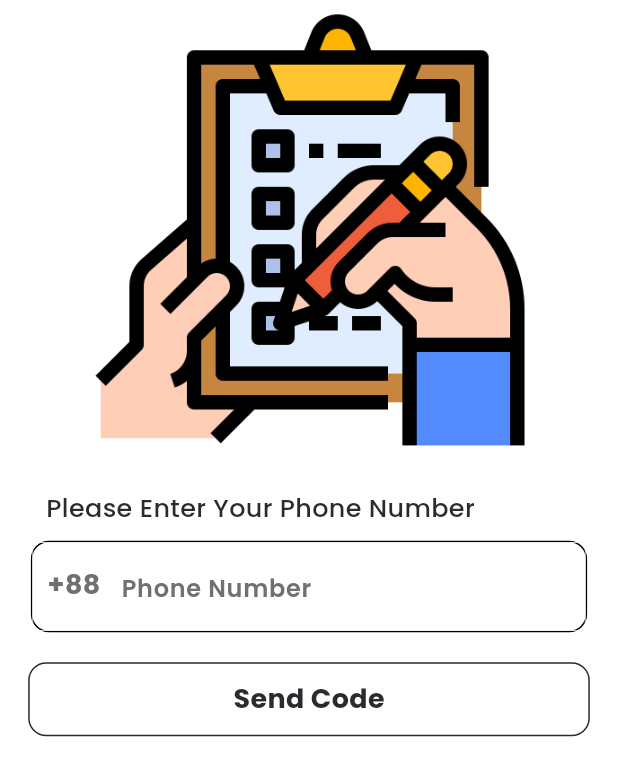
After one commit to firose-munna/Three65Days, a Flutter app: the LoginPage screen opened directly, on a phone screen of 412 x 824 dp. The commit adds this screen. Shown: the top 776 px of the screen. Run offline on Flutter 3.47's test engine with Material 2 defaults, Android fonts, the phone set to English and light mode, and no system bars; our stand-ins replace flutter_screenutil, flutter_vector_icons, google_fonts, hooks_riverpod, pinput, smooth_page_indicator.

Commit message:
Update Day 2

```diff
--- a/lib/common/utils/AppConst.dart
+++ b/lib/common/utils/AppConst.dart
@@ -18,5 +18,6 @@ class AppConst{
 
   static double kHeight = 825.h;
   static double kWidth = 375.w;
+  static double kRadius = 12.h;
 
 }
--- /dev/null
+++ b/lib/common/widgets/CustomOutlineButton.dart
@@ -0,0 +1,33 @@
+import 'package:flutter/material.dart';
+import 'package:three65days/common/widgets/AppStyle.dart';
+import 'package:three65days/common/widgets/ReuseableText.dart';
+
+class CustomOutlineButton extends StatelessWidget {
+  const CustomOutlineButton({super.key, this.onTap, required this.width, required this.height, this.color2, required this.color, required this.text});
+
+  final void Function()? onTap;
+  final double width;
+  final double height;
+  final Color? color2;
+  final Color color;
+  final String text;
+
+  @override
+  Widget build(BuildContext context) {
+    return GestureDetector(
+      onTap: onTap,
+      child: Container(
+        height: height,
+        width: width,
+        decoration: BoxDecoration(
+          color: color2,
+          borderRadius: const BorderRadius.all(Radius.circular(12)),
+          border: Border.all(color: color, width: 1)
+        ),
+        child: Center(
+          child: ReusableText(text: text, style: AppStyle(18, color, FontWeight.bold),),
+        ),
+      ),
+    );
+  }
+}
--- /dev/null
+++ b/lib/common/widgets/CustomTextField.dart
@@ -0,0 +1,61 @@
+import 'package:flutter/material.dart';
+import 'package:three65days/common/utils/AppConst.dart';
+import 'package:three65days/common/widgets/AppStyle.dart';
+
+class CustomTextField extends StatelessWidget {
+  const CustomTextField(
+      {super.key,
+      this.keyboardType,
+      required this.hintText,
+      this.suffixIcon,
+      this.prefixIcon,
+      this.hintStyle,
+      required this.controller,
+      this.onChanged});
+
+  final TextInputType? keyboardType;
+  final String hintText;
+  final Widget? suffixIcon;
+  final Widget? prefixIcon;
+  final TextStyle? hintStyle;
+  final TextEditingController controller;
+  final void Function(String)? onChanged;
+
+  @override
+  Widget build(BuildContext context) {
+    return Container(
+      width: AppConst.kWidth * 0.9,
+      decoration: BoxDecoration(
+        //color: AppConst.kBlueLight,
+        border: Border.all(),
+          borderRadius: BorderRadius.all(Radius.circular(AppConst.kRadius)),
+      ),
+      child: TextFormField(
+        keyboardType: keyboardType,
+        controller: controller,
+        cursorHeight: 25,
+        onChanged: onChanged,
+        style: AppStyle(18, AppConst.kBkDark, FontWeight.w700),
+        decoration: InputDecoration(
+          hintText: hintText,
+          suffixIcon: suffixIcon,
+          prefixIcon: prefixIcon,
+          suffixIconColor: AppConst.kBkDark,
+          hintStyle: hintStyle,
+          focusedBorder: const OutlineInputBorder(
+              borderRadius: BorderRadius.zero,
+              borderSide: BorderSide(color: Colors.transparent, width: 0.5)),
+          focusedErrorBorder: const OutlineInputBorder(
+              borderRadius: BorderRadius.zero,
+              borderSide: BorderSide(color: AppConst.kRed, width: 0.5)),
+          disabledBorder: const OutlineInputBorder(
+              borderRadius: BorderRadius.zero,
+              borderSide: BorderSide(color: AppConst.kGreyDk, width: 0.5)),
+          enabledBorder: const OutlineInputBorder(
+              borderRadius: BorderRadius.zero,
+              borderSide: BorderSide(color: AppConst.kLight, width: 0.5)),
+        ),
+      ),
+    );
+  }
+}
--- a/lib/common/widgets/HeightSpacer.dart
+++ b/lib/common/widgets/HeightSpacer.dart
@@ -1,4 +1,5 @@
 import 'package:flutter/material.dart';
+import 'package:flutter_screenutil/flutter_screenutil.dart';
 
 class HeightSpacer extends StatelessWidget {
   const HeightSpacer({super.key, required this.height});
@@ -8,7 +9,7 @@ class HeightSpacer extends StatelessWidget {
   @override
   Widget build(BuildContext context) {
     return SizedBox(
-      height: height,
+      height: height.h,
     );
   }
 }
--- /dev/null
+++ b/lib/features/auth/pages/LoginPage.dart
@@ -0,0 +1,121 @@
+//import 'package:country_picker/country_picker.dart';
+import 'package:flutter/material.dart';
+import 'package:flutter_screenutil/flutter_screenutil.dart';
+import 'package:hooks_riverpod/hooks_riverpod.dart';
+import 'package:three65days/common/utils/AppConst.dart';
+import 'package:three65days/common/widgets/AppStyle.dart';
+import 'package:three65days/common/widgets/CustomOutlineButton.dart';
+import 'package:three65days/common/widgets/CustomTextField.dart';
+import 'package:three65days/common/widgets/HeightSpacer.dart';
+import 'package:three65days/common/widgets/ReuseableText.dart';
+import 'package:three65days/features/auth/pages/OtpPage.dart';
+
+class LoginPage extends ConsumerStatefulWidget {
+  const LoginPage({super.key});
+
+  @override
+  ConsumerState<ConsumerStatefulWidget> createState() => _LoginPageState();
+}
+
+class _LoginPageState extends ConsumerState<LoginPage> {
+  final TextEditingController phoneController = TextEditingController();
+
+  // Country country = Country(
+  //     phoneCode: '88',
+  //     countryCode: "BD",
+  //     e164Sc: 0,
+  //     geographic: true,
+  //     level: 1,
+  //     name: "BD",
+  //     example: "BD",
+  //     displayName: "Bangladesh",
+  //     displayNameNoCountryCode: "BD",
+  //     e164Key: "");
+
+  @override
+  Widget build(BuildContext context) {
+    return Scaffold(
+      body: SafeArea(
+        child: Padding(
+          padding: EdgeInsets.symmetric(horizontal: 8.w),
+          child: ListView(
+            children: [
+              Padding(
+                padding: EdgeInsets.symmetric(horizontal: 40.w),
+                child: Image.asset(
+                  "assets/images/to-do-list.png",
+                  width: 300,
+                ),
+              ),
+              const HeightSpacer(
+                height: 20,
+              ),
+              Container(
+                alignment: Alignment.centerLeft,
+                child: Padding(
+                  padding: EdgeInsets.only(left: 20.w),
+                  child: ReusableText(
+                      text: "Please Enter Your Phone Number",
+                      style: AppStyle(17, AppConst.kBkDark, FontWeight.w500)),
+                ),
+              ),
+              const HeightSpacer(height: 10),
+              Center(
+                child: Padding(
+                  padding: const EdgeInsets.only(left: 10, right: 10),
+                  child: CustomTextField(
+                    prefixIcon: Container(
+                      padding: const EdgeInsets.all(10),
+                      child: ReusableText(text: "+88", style: AppStyle(18, AppConst.kGreyDk, FontWeight.bold)),
+                      // child: GestureDetector(
+                      //   onTap: () {
+                      //     showCountryPicker(
+                      //         context: context,
+                      //         countryListTheme: CountryListThemeData(
+                      //           backgroundColor: AppConst.kLight,
+                      //           bottomSheetHeight: AppConst.kHeight*0.6,
+                      //           borderRadius: BorderRadius.only(
+                      //             topLeft: Radius.circular(AppConst.kRadius),
+                      //             topRight: Radius.circular(AppConst.kRadius),
+                      //
+                      //           )
+                      //         ),
+                      //         onSelect: (code) {
+                      //           setState(() {});
+                      //         });
+                      //   },
+                      //   child: ReusableText(
+                      //       text: "${country.flagEmoji} +${country.phoneCode}",
+                      //       style: AppStyle(
+                      //           18, AppConst.kGreyDk, FontWeight.bold)),
+                      // ),
+                    ),
+                    hintText: "Phone Number",
+                    hintStyle: AppStyle(16, AppConst.kGreyDk, FontWeight.w600),
+                    controller: phoneController,
+                    keyboardType: TextInputType.number,
+                  ),
+                ),
+              ),
+              const HeightSpacer(height: 20),
+              Padding(
+                padding: const EdgeInsets.only(left: 10, right: 10),
+                child: CustomOutlineButton(
+                  width: AppConst.kWidth * 0.9,
+                  height: AppConst.kHeight * 0.06,
+                  color: AppConst.kBkDark,
+                  //color2: AppConst.kBlueLight,
+                  text: "Send Code",
+                  onTap: () {
+                    Navigator.pushReplacement(context,
+                        MaterialPageRoute(builder: (context) => OtpPage()));
+                  },
+                ),
+              )
+            ],
+          ),
+        ),
+      ),
+    );
+  }
+}
--- a/lib/main.dart
+++ b/lib/main.dart
@@ -25,11 +25,13 @@ class MyApp extends StatelessWidget {
         return MaterialApp(
           title: 'Three65Days',
           theme: ThemeData(
+            scaffoldBackgroundColor: AppConst.kLight,
             colorScheme: ColorScheme.fromSeed(seedColor: AppConst.kBlueLight),
             useMaterial3: true,
           ),
+          //themeMode: ThemeMode.dark,
           debugShowCheckedModeBanner: false,
-          home: const OnBoarding(),
+          home: const HomePage(),
         );
       }
     );
```
Also changed, not shown: lib/common/widgets/WidthSpacer.dart (+4 -3 lines), lib/features/auth/pages/OtpPage.dart (added, +52 -0 lines), lib/features/onboarding/pages/OnBoarding.dart (+45 -0 lines), lib/features/onboarding/widgets/PageOne.dart (+33 -2 lines), lib/features/onboarding/widgets/PageTwo.dart (+27 -2 lines), lib/features/todo/pages/HomePage.dart (+20 -12 lines), pubspec.yaml (+6 -2 lines), assets/images/otp.png (added), assets/images/to-do-list.png (added), assets/images/to-do.png (added), pubspec.lock.
